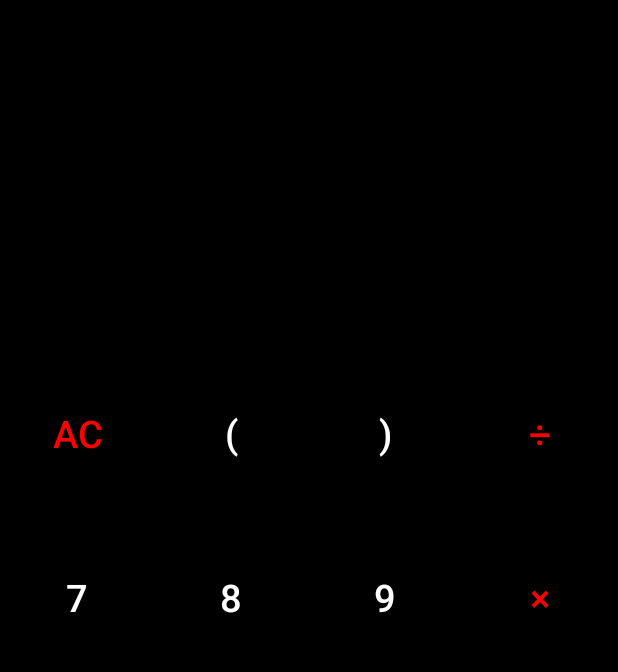
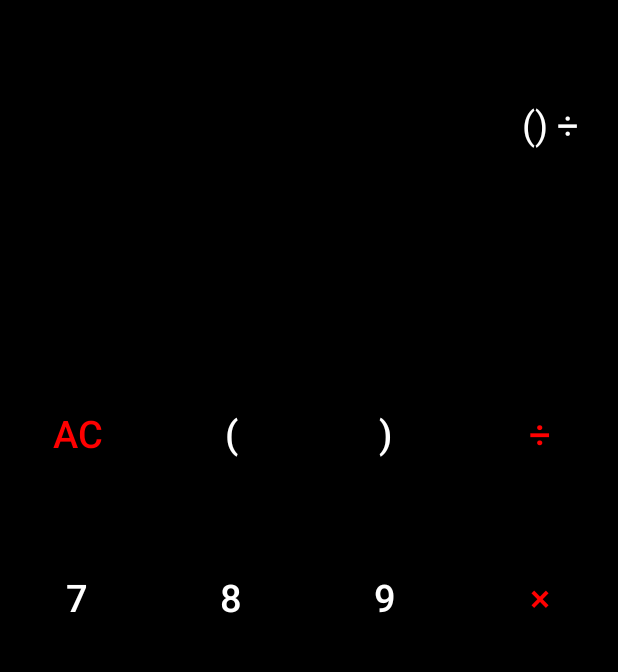
Before and after one commit to Akayneg/Cumculator_1.2, an Android app: the screen it shows after launch (MainActivity), after a tap on an icon or button, on a phone screen of 412 x 824 dp, the part 62-734 px from its top. Run offline under Robolectric (Android 15) with nearby library versions, the phone set to English and light mode, and no system bars; 3 other taps on this screen came first.

Commit message:
Cumculator 1.2 Succeeded

```diff
--- a/app/build.gradle
+++ b/app/build.gradle
@@ -42,4 +42,7 @@ dependencies {
     androidTestImplementation 'androidx.test.ext:junit:1.1.5'
     androidTestImplementation 'androidx.test.espresso:espresso-core:3.5.1'
     apply plugin: 'kotlin-parcelize'
+    implementation 'org.mozilla:rhino:1.7.13'
+    implementation 'net.objecthunter:exp4j:0.4.8'
+
 }
--- a/app/src/main/java/com/example/cumculator_12/MainActivity.kt
+++ b/app/src/main/java/com/example/cumculator_12/MainActivity.kt
@@ -1,20 +1,73 @@
 package com.example.cumculator_12
 
-import androidx.appcompat.app.AppCompatActivity
 import android.os.Bundle
 import android.view.View
+import android.widget.Button
+import android.widget.TextView
+import androidx.appcompat.app.AppCompatActivity
+import net.objecthunter.exp4j.ExpressionBuilder
 
-class MainActivity : AppCompatActivity()
-{
-    override fun onCreate(savedInstanceState: Bundle?)
-    {
+class MainActivity : AppCompatActivity() {
+
+    private lateinit var workingView: TextView
+    private lateinit var resultView: TextView
+
+    private var input: String = ""
+
+    override fun onCreate(savedInstanceState: Bundle?) {
         super.onCreate(savedInstanceState)
         setContentView(R.layout.activity_main)
+
+        workingView = findViewById(R.id.workingView)
+        resultView = findViewById(R.id.resultView)
     }
 
-    fun allClearButton(view: View) {}
-    fun equalsButton(view: View) {}
-    fun eraseButton(view: View) {}
-    fun symbolAction(view: View) {}
-    fun numberAction(view: View) {}
+
+    fun onNumberClick(view: View) {
+        val button = view as Button
+        input += button.text
+        updateWorkingView()
+    }
+
+    fun onSymbolClick(view: View) {
+        val button = view as Button
+        input += " " + button.text + " "
+        updateWorkingView()
+    }
+
+    fun onClearClick(view: View) {
+        input = ""
+        updateWorkingView()
+    }
+
+    fun onEraseClick(view: View) {
+        if (input.isNotEmpty()) {
+            input = input.substring(0, input.length - 1)
+            updateWorkingView()
+        }
+    }
+
+
+    fun onEqualsClick(view: View) {
+        try {
+            val result = evaluateExpression(input)
+            resultView.text = result.toString()
+        } catch (e: Exception) {
+            resultView.text = "Error"
+            e.printStackTrace()
+        }
+    }
+
+    private fun evaluateExpression(expression: String): Double {
+        try {
+            val result = ExpressionBuilder(expression).build().evaluate()
+            return result
+        } catch (e: Exception) {
+            throw e
+        }
+    }
+
+    private fun updateWorkingView() {
+        workingView.text = input
+    }
 }
--- a/app/src/main/res/layout/activity_main.xml
+++ b/app/src/main/res/layout/activity_main.xml
@@ -56,7 +56,7 @@
         <Button
             style="@style/buttonNumber"
             android:textColor="@color/red"
-            android:onClick="allClearButton"
+            android:onClick="onClearClick"
             android:text="AC"/>
         <Button
             style="@style/buttonNumber"
@@ -136,11 +136,11 @@
         <Button
             style="@style/buttonNumber"
             android:textColor="@color/red"
-            android:onClick="eraseButton"
+            android:onClick="onEraseClick"
             android:text="⌫"/>
         <Button
             style="@style/buttonSymbols"
-            android:onClick="equalsButton"
+            android:onClick="onEqualsClick"
             android:text="="/>
 
     </LinearLayout>
--- a/app/src/main/res/values/styles.xml
+++ b/app/src/main/res/values/styles.xml
@@ -13,7 +13,7 @@
         <item name="android:background">@null</item>
         <item name="android:textSize">25sp</item>
         <item name="android:textColor">@color/white</item>
-        <item name="android:onClick">numberAction</item>
+        <item name="android:onClick">onNumberClick</item>
     </style>
 
     <style name="buttonSymbols">
@@ -23,6 +23,7 @@
         <item name="android:background">@null</item>
         <item name="android:textSize">25sp</item>
         <item name="android:textColor">@color/red</item>
-        <item name="android:onClick">symbolAction</item>
+        <item name="android:onClick">onSymbolClick</item>
     </style>
+
 </resources>
```
